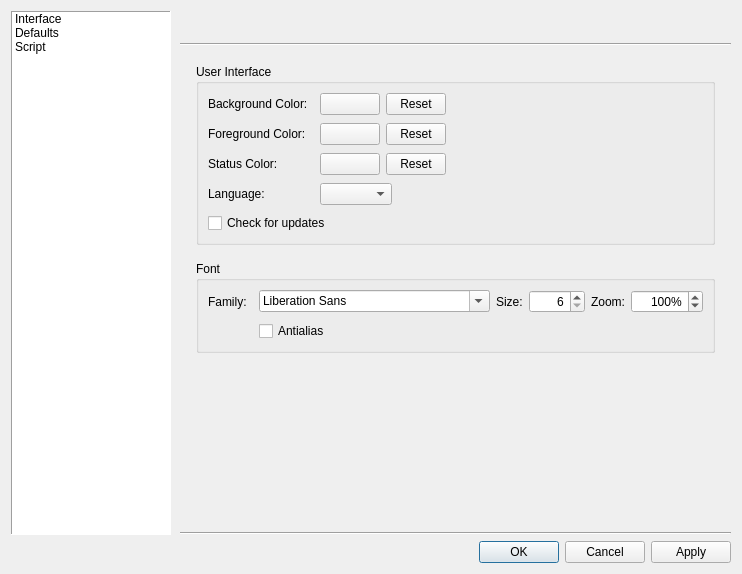
Qt form src/dialogs/dialogpreferences.ui (sanny32/OpenModSim) before a commit.
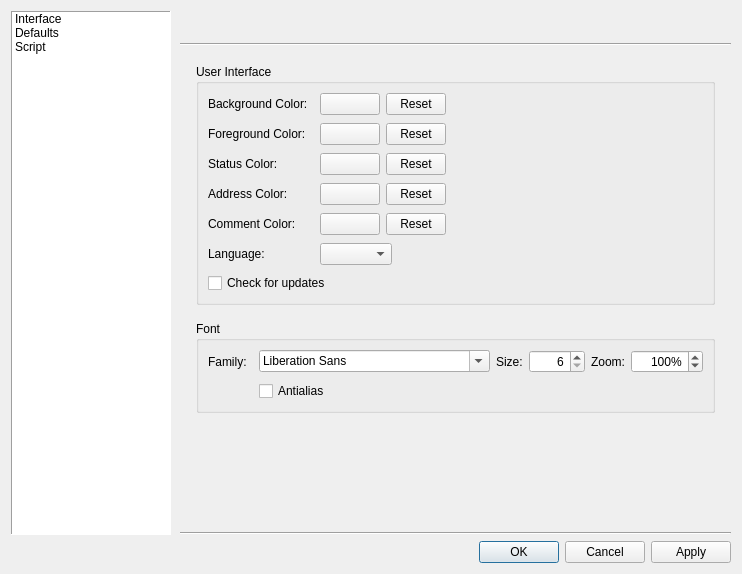
The same form after that commit. The open tabs and pages were chosen to show the change. Icons and pictures are not drawn. Custom widgets are drawn as their Qt base class.

Commit message: feat: Added preferences Address Color and Description Color. Removed saving interface preferences from project.

Patch:
```diff
--- a/src/dialogs/dialogpreferences.ui
+++ b/src/dialogs/dialogpreferences.ui
@@ -343,16 +343,134 @@
                  </layout>
                 </item>
                 <item row="3" column="0">
+                 <widget class="QLabel" name="labelAddressColor">
+                  <property name="text">
+                   <string>Address Color:</string>
+                  </property>
+                 </widget>
+                </item>
+                <item row="3" column="1">
+                 <layout class="QHBoxLayout" name="hlAddressColor">
+                  <property name="spacing">
+                   <number>6</number>
+                  </property>
+                  <item>
+                   <widget class="ColorSwatch" name="pushButtonAddressColor">
+                    <property name="minimumSize">
+                     <size>
+                      <width>60</width>
+                      <height>0</height>
+                     </size>
+                    </property>
+                    <property name="text">
+                     <string/>
+                    </property>
+                   </widget>
+                  </item>
+                  <item>
+                   <widget class="QPushButton" name="pushButtonResetAddressColor">
+                    <property name="minimumSize">
+                     <size>
+                      <width>60</width>
+                      <height>0</height>
+                     </size>
+                    </property>
+                    <property name="maximumSize">
+                     <size>
+                      <width>60</width>
+                      <height>16777215</height>
+                     </size>
+                    </property>
+                    <property name="text">
+                     <string>Reset</string>
+                    </property>
+                   </widget>
+                  </item>
+                  <item>
+                   <spacer name="hsAddress">
+                    <property name="orientation">
+                     <enum>Qt::Orientation::Horizontal</enum>
+                    </property>
+                    <property name="sizeHint" stdset="0">
+                     <size>
+                      <width>40</width>
+                      <height>20</height>
+                     </size>
+                    </property>
+                   </spacer>
+                  </item>
+                 </layout>
+                </item>
+                <item row="4" column="0">
+                 <widget class="QLabel" name="labelCommentColor">
+                  <property name="text">
+                   <string>Comment Color:</string>
+                  </property>
+                 </widget>
+                </item>
+                <item row="4" column="1">
+                 <layout class="QHBoxLayout" name="hlCommentColor">
+                  <property name="spacing">
+                   <number>6</number>
+                  </property>
+                  <item>
+                   <widget class="ColorSwatch" name="pushButtonCommentColor">
+                    <property name="minimumSize">
+                     <size>
+                      <width>60</width>
+                      <height>0</height>
+                     </size>
+                    </property>
+                    <property name="text">
+                     <string/>
+                    </property>
+                   </widget>
+                  </item>
+                  <item>
+                   <widget class="QPushButton" name="pushButtonResetCommentColor">
+                    <property name="minimumSize">
+                     <size>
+                      <width>60</width>
+                      <height>0</height>
+                     </size>
+                    </property>
+                    <property name="maximumSize">
+                     <size>
+                      <width>60</width>
+                      <height>16777215</height>
+                     </size>
+                    </property>
+                    <property name="text">
+                     <string>Reset</string>
+                    </property>
+                   </widget>
+                  </item>
+                  <item>
+                   <spacer name="hsComment">
+                    <property name="orientation">
+                     <enum>Qt::Orientation::Horizontal</enum>
+                    </property>
+                    <property name="sizeHint" stdset="0">
+                     <size>
+                      <width>40</width>
+                      <height>20</height>
+                     </size>
+                    </property>
+                   </spacer>
+                  </item>
+                 </layout>
+                </item>
+                <item row="5" column="0">
                  <widget class="QLabel" name="labelLanguage">
                   <property name="text">
                    <string>Language:</string>
                   </property>
                  </widget>
                 </item>
-                <item row="3" column="1">
+                <item row="5" column="1">
                  <widget class="QComboBox" name="comboBoxLanguage"/>
                 </item>
-                <item row="4" column="0" colspan="2">
+                <item row="6" column="0" colspan="2">
                  <widget class="QCheckBox" name="checkBoxCheckForUpdates">
                   <property name="text">
                    <string>Check for updates</string>
```
The commit also changes 16 other files.
